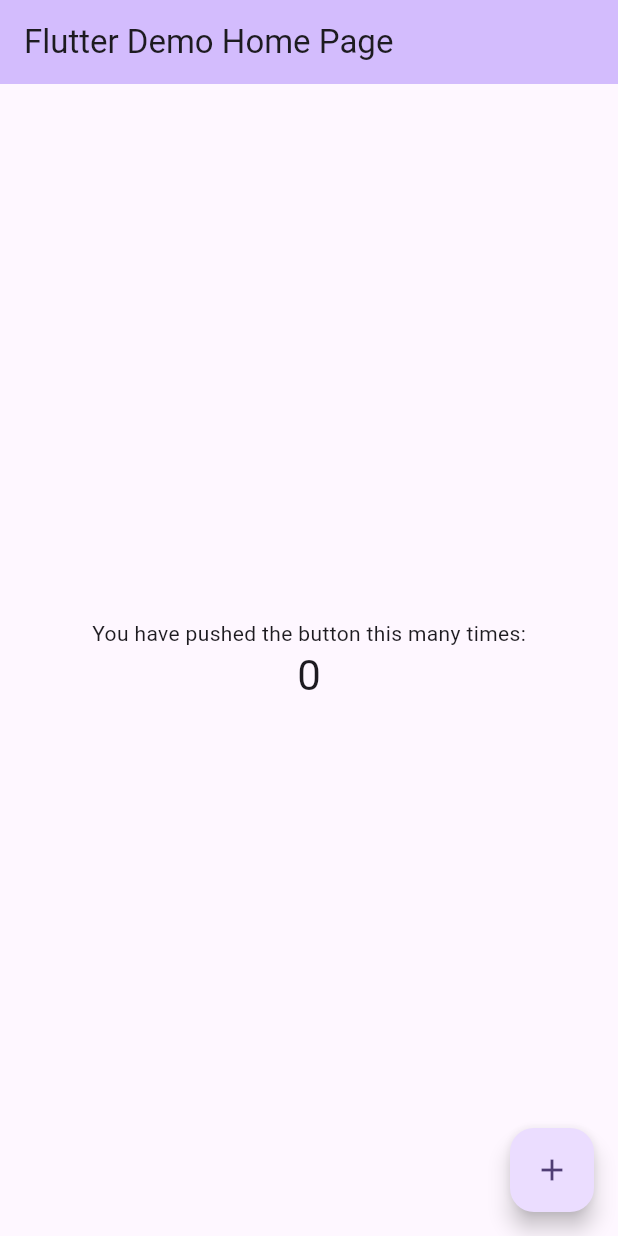
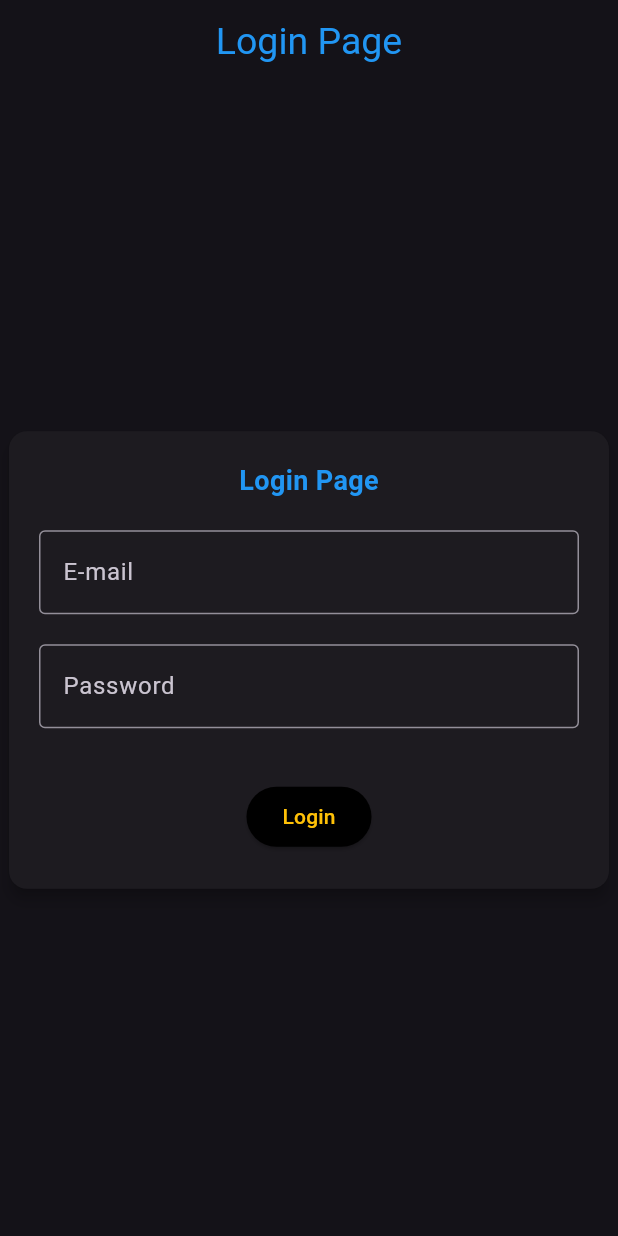
Before and after one commit to halillcam/t_soft_meta, a Flutter app: the screen it shows after launch, on a phone screen of 412 x 824 dp. Run offline on Flutter 3.47's test engine with Material 3 defaults, Android fonts, the light colour scheme and no system bars.

Commit message:
Login page ekranı tasarlandı

```diff
--- /dev/null
+++ b/lib/core/views/login_page.dart
@@ -0,0 +1,73 @@
+import 'package:flutter/material.dart';
+
+class LoginPage extends StatelessWidget {
+  const LoginPage({super.key});
+
+  @override
+  Widget build(BuildContext context) {
+    final emailController = TextEditingController();
+    final passwordController = TextEditingController();
+    return Scaffold(
+      appBar: AppBar(
+        centerTitle: true,
+        title: Text(
+          "Login Page",
+          style: TextStyle(color: Colors.blue, fontSize: 25),
+        ),
+      ),
+      body: Center(
+        child: Card(
+          elevation: 4,
+          child: Container(
+            width: 400,
+            height: 305,
+            padding: EdgeInsets.all(20),
+            color: Colors.transparent,
+            child: Column(
+              children: [
+                SizedBox(width: 10),
+                Text(
+                  "Login Page",
+                  style: TextStyle(
+                    fontSize: 18,
+                    fontWeight: FontWeight.bold,
+                    color: Colors.blue,
+                  ),
+                ),
+                SizedBox(height: 20),
+
+                // E-mail Textfield
+                TextField(
+                  controller: emailController,
+                  decoration: InputDecoration(
+                    labelText: "E-mail",
+                    border: OutlineInputBorder(),
+                  ),
+                ),
+                SizedBox(height: 20),
+
+                //password Textfield
+                TextField(
+                  controller: passwordController,
+                  obscureText: true,
+                  decoration: InputDecoration(
+                    labelText: "Password",
+                    border: OutlineInputBorder(),
+                  ),
+                ),
+                SizedBox(height: 35),
+                ElevatedButton(
+                  onPressed: () {},
+                  style: ElevatedButton.styleFrom(
+                    backgroundColor: Colors.black,
+                  ),
+                  child: Text("Login", style: TextStyle(color: Colors.amber)),
+                ),
+              ],
+            ),
+          ),
+        ),
+      ),
+    );
+  }
+}
--- a/lib/main.dart
+++ b/lib/main.dart
@@ -1,4 +1,5 @@
 import 'package:flutter/material.dart';
+import 'package:t_soft_meta/core/views/login_page.dart';
 
 void main() {
   runApp(const MyApp());
@@ -11,58 +12,10 @@ class MyApp extends StatelessWidget {
   @override
   Widget build(BuildContext context) {
     return MaterialApp(
+      debugShowCheckedModeBanner: false,
       title: 'Flutter Demo',
-      theme: ThemeData(
-        colorScheme: ColorScheme.fromSeed(seedColor: Colors.deepPurple),
-      ),
-      home: const MyHomePage(title: 'Flutter Demo Home Page'),
+      theme: ThemeData.dark().copyWith(),
+      home: const LoginPage(),
     );
   }
 }
-
-class MyHomePage extends StatefulWidget {
-  const MyHomePage({super.key, required this.title});
-
-  final String title;
-
-  @override
-  State<MyHomePage> createState() => _MyHomePageState();
-}
-
-class _MyHomePageState extends State<MyHomePage> {
-  int _counter = 0;
-
-  void _incrementCounter() {
-    setState(() {
-      _counter++;
-    });
-  }
-
-  @override
-  Widget build(BuildContext context) {
-    return Scaffold(
-      appBar: AppBar(
-        backgroundColor: Theme.of(context).colorScheme.inversePrimary,
-
-        title: Text(widget.title),
-      ),
-      body: Center(
-        child: Column(
-          mainAxisAlignment: MainAxisAlignment.center,
-          children: <Widget>[
-            const Text('You have pushed the button this many times:'),
-            Text(
-              '$_counter',
-              style: Theme.of(context).textTheme.headlineMedium,
-            ),
-          ],
-        ),
-      ),
-      floatingActionButton: FloatingActionButton(
-        onPressed: _incrementCounter,
-        tooltip: 'Increment',
-        child: const Icon(Icons.add),
-      ),
-    );
-  }
-}
```
